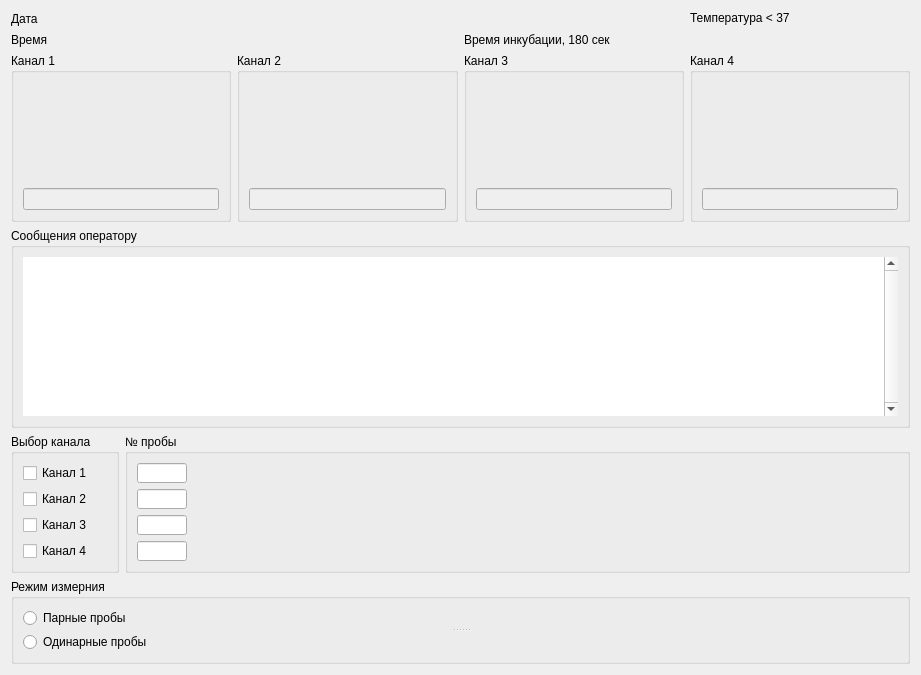
Before: the Qt Designer form measurement.ui in krang4d/Agrekola, drawn with Qt 5.
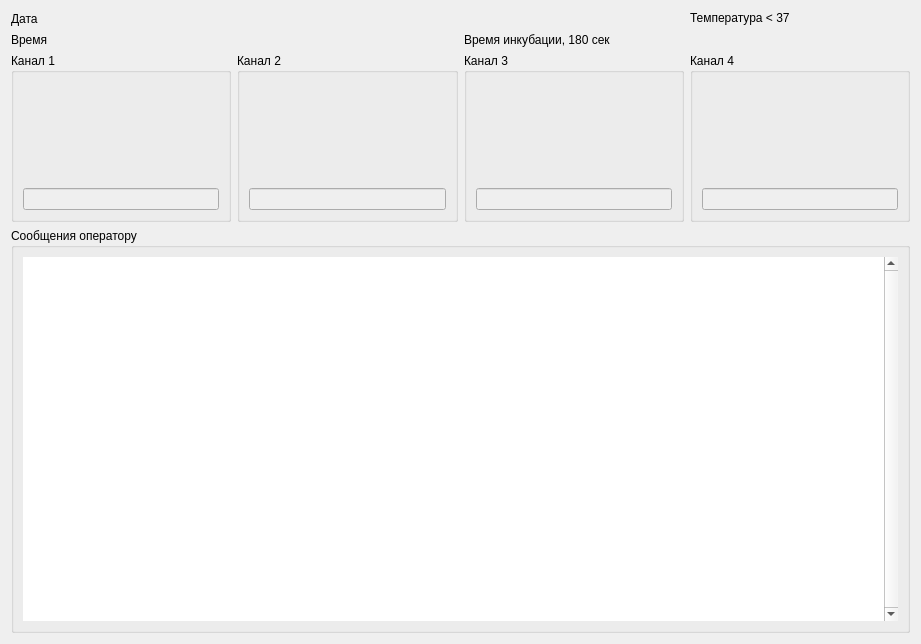
After: the same form once the commit is applied.

What changed in the file:
```diff
--- a/measurement.ui
+++ b/measurement.ui
@@ -197,134 +197,6 @@
      </layout>
     </widget>
    </item>
-   <item>
-    <layout class="QHBoxLayout" name="horizontalLayout">
-     <item>
-      <widget class="QGroupBox" name="groupBox_ch">
-       <property name="title">
-        <string>Выбор канала</string>
-       </property>
-       <layout class="QVBoxLayout" name="verticalLayout_4">
-        <item>
-         <widget class="QCheckBox" name="checkBox_ch1">
-          <property name="text">
-           <string>Канал 1</string>
-          </property>
-         </widget>
-        </item>
-        <item>
-         <widget class="QCheckBox" name="checkBox_ch2">
-          <property name="text">
-           <string>Канал 2</string>
-          </property>
-         </widget>
-        </item>
-        <item>
-         <widget class="QCheckBox" name="checkBox_ch3">
-          <property name="text">
-           <string>Канал 3</string>
-          </property>
-         </widget>
-        </item>
-        <item>
-         <widget class="QCheckBox" name="checkBox_ch4">
-          <property name="text">
-           <string>Канал 4</string>
-          </property>
-         </widget>
-        </item>
-       </layout>
-      </widget>
-     </item>
-     <item>
-      <widget class="QGroupBox" name="groupBox">
-       <property name="title">
-        <string>№ пробы</string>
-       </property>
-       <layout class="QVBoxLayout" name="verticalLayout">
-        <item>
-         <widget class="QLineEdit" name="lineEdit">
-          <property name="maximumSize">
-           <size>
-            <width>50</width>
-            <height>20</height>
-           </size>
-          </property>
-         </widget>
-        </item>
-        <item>
-         <widget class="QLineEdit" name="lineEdit_2">
-          <property name="maximumSize">
-           <size>
-            <width>50</width>
-            <height>20</height>
-           </size>
-          </property>
-         </widget>
-        </item>
-        <item>
-         <widget class="QLineEdit" name="lineEdit_3">
-          <property name="maximumSize">
-           <size>
-            <width>50</width>
-            <height>20</height>
-           </size>
-          </property>
-         </widget>
-        </item>
-        <item>
-         <widget class="QLineEdit" name="lineEdit_4">
-          <property name="maximumSize">
-           <size>
-            <width>50</width>
-            <height>20</height>
-           </size>
-          </property>
-         </widget>
-        </item>
-       </layout>
-      </widget>
-     </item>
-    </layout>
-   </item>
-   <item>
-    <widget class="QGroupBox" name="groupBox_probe">
-     <property name="sizePolicy">
-      <sizepolicy hsizetype="Preferred" vsizetype="Fixed">
-       <horstretch>0</horstretch>
-       <verstretch>0</verstretch>
-      </sizepolicy>
-     </property>
-     <property name="title">
-      <string notr="true">Режим измерния</string>
-     </property>
-     <property name="flat">
-      <bool>false</bool>
-     </property>
-     <property name="checkable">
-      <bool>false</bool>
-     </property>
-     <layout class="QVBoxLayout" name="verticalLayout_8">
-      <item>
-       <widget class="QSplitter" name="splitter">
-        <property name="orientation">
-         <enum>Qt::Vertical</enum>
-        </property>
-        <widget class="QRadioButton" name="radioButton">
-         <property name="text">
-          <string>Парные пробы</string>
-         </property>
-        </widget>
-        <widget class="QRadioButton" name="radioButton_2">
-         <property name="text">
-          <string>Одинарные пробы</string>
-         </property>
-        </widget>
-       </widget>
-      </item>
-     </layout>
-    </widget>
-   </item>
   </layout>
   <zorder>groupBox_probe</zorder>
   <zorder></zorder>
```
Left out of the diff: 1 changed line with no effect on the pictures.
